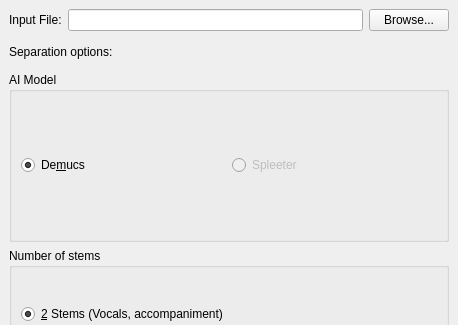
Maig0l/devoice, file devoice.ui: the form before one commit; both pictures show x 0 to 458 and y 0 to 325 of the 458 by 510 pixel window.
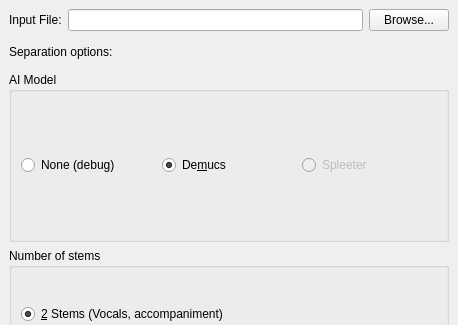
The form after the commit.

The edit to the form file:
```diff
--- a/devoice.ui
+++ b/devoice.ui
@@ -88,6 +88,13 @@
          <string>AI Model</string>
         </property>
         <layout class="QHBoxLayout" name="horizontalLayout_3">
+         <item>
+          <widget class="QRadioButton" name="rad_debug">
+           <property name="text">
+            <string>None (debug)</string>
+           </property>
+          </widget>
+         </item>
          <item>
           <widget class="QRadioButton" name="rad_demucs">
            <property name="text">
```
